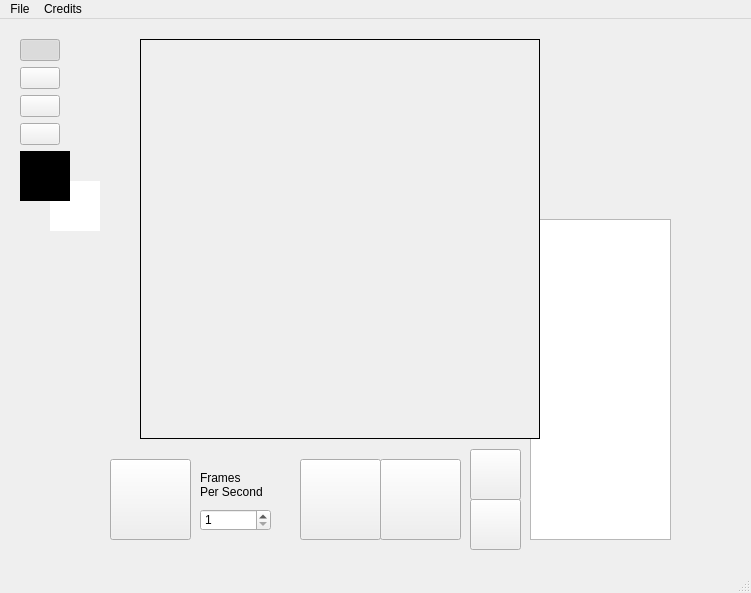
Old version of the form PixelEditor/mainwindow.ui in the repository University-of-Utah-CS3505/a7-sprite-editor-s22-Anudlok.
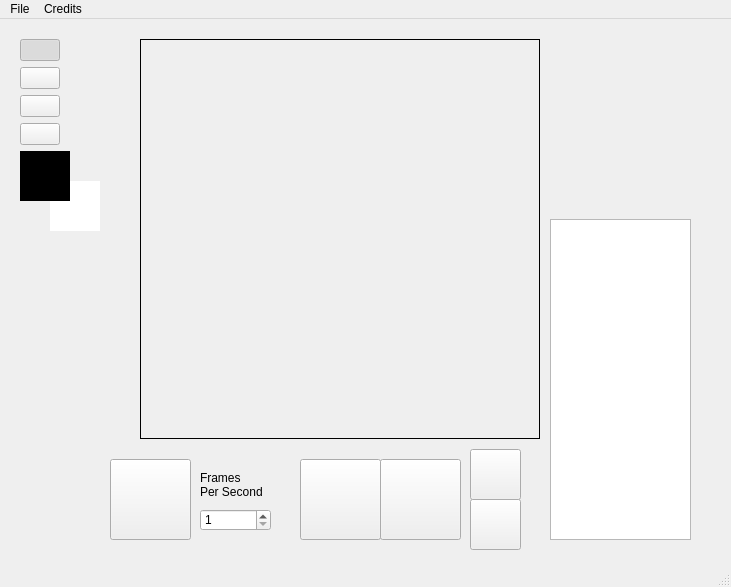
New version of the form. Icons and pictures are not drawn.

Patch:
```diff
--- a/PixelEditor/mainwindow.ui
+++ b/PixelEditor/mainwindow.ui
@@ -6,8 +6,8 @@
    <rect>
     <x>0</x>
     <y>0</y>
-    <width>751</width>
-    <height>593</height>
+    <width>731</width>
+    <height>587</height>
    </rect>
   </property>
   <property name="windowTitle">
@@ -297,7 +297,7 @@
     </property>
     <property name="geometry">
      <rect>
-      <x>530</x>
+      <x>550</x>
       <y>200</y>
       <width>141</width>
       <height>321</height>
@@ -540,8 +540,8 @@
     <rect>
      <x>0</x>
      <y>0</y>
-     <width>751</width>
-     <height>17</height>
+     <width>731</width>
+     <height>21</height>
     </rect>
    </property>
    <widget class="QMenu" name="menuFile">
```
Left out of the diff: 24 changed lines with no effect on the pictures.
